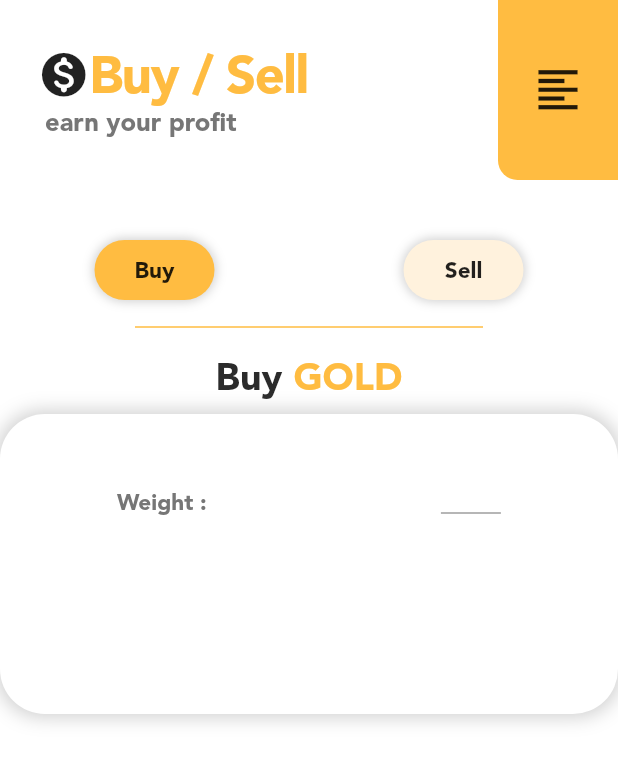
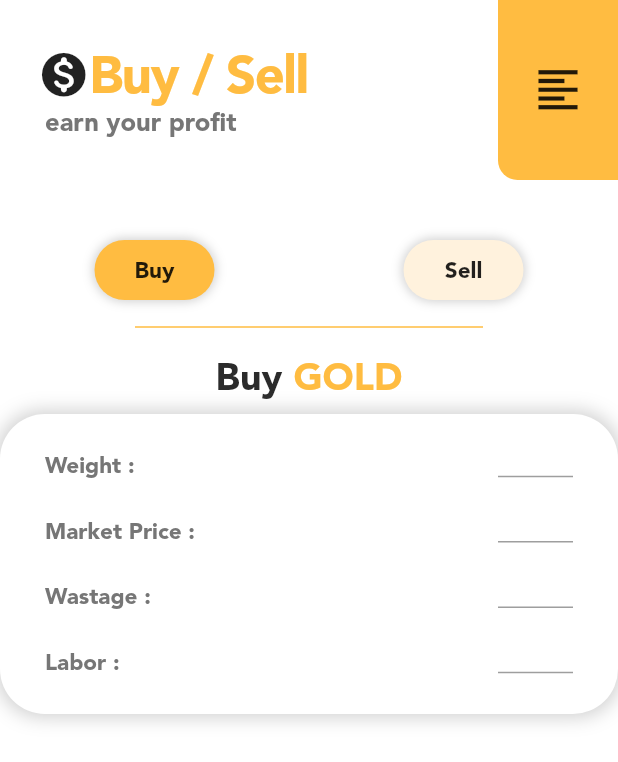
Before and after one commit to tahaaslam1/gold_market_app, a Flutter app: the screen it shows after launch, on a phone screen of 412 x 824 dp. Shown: the top 762 px of the screen. Run offline on Flutter 3.47's test engine with Material 2 defaults, Android fonts, the phone set to English and light mode, and no system bars.

Commit message:
trading screen updates

```diff
--- a/production/gold_zoid/lib/screens/trading_screen.dart
+++ b/production/gold_zoid/lib/screens/trading_screen.dart
@@ -2,6 +2,7 @@ import 'package:flutter/material.dart';
 import 'package:gold_zoid/constants.dart';
 import 'package:gold_zoid/commonWidgets/drawer_button.dart';
 import 'package:gold_zoid/titles/common_title.dart';
+import 'package:gold_zoid/trading_screen_widgets/residual.dart';
 
 class Trade_Page extends StatelessWidget {
   @override
@@ -111,45 +112,23 @@ class Trade_Page extends StatelessWidget {
               ),
               Container(
                 child: Column(
+                  mainAxisAlignment: MainAxisAlignment.spaceEvenly,
                   children: [
-                    SizedBox(height: 50.0),
-                    Center(
-                      child: Row(
-                        mainAxisAlignment: MainAxisAlignment.spaceAround,
-                        children: [
-                          Text(
-                            'Weight :',
-                            style: TextStyle(
-                              fontSize: 15.0,
-                              color: kPrimaryTextColor,
-                            ),
-                          ),
-                          Container(
-                           height: 15.0,
-                            width: 40.0,
-                            child: TextField(
-                              style: TextStyle(
-                                fontSize: 15.0,
-                                color: kSecondaryTextColor,
-                              ),
-                              cursorColor: kSecondaryTextColor,
-                              cursorHeight: 15.0,
-                              decoration: InputDecoration(
-                                disabledBorder: UnderlineInputBorder(
-                                  borderSide: BorderSide(
-                                    color: kPrimaryTextColor,
-                                  ),
-                                ),
-                                focusedBorder: UnderlineInputBorder(
-                                  borderSide: BorderSide(
-                                    color: kPrimaryColor,
-                                  ),
-                                ),
-                              ),
-                            ),
-                          ),
-                        ],
-                      ),
+                    Residual(
+                      residualName: 'Weight :',
+                      residualValue: null,
+                    ),
+                    Residual(
+                      residualName: 'Market Price :',
+                      residualValue: null,
+                    ),
+                    Residual(
+                      residualName: 'Wastage :',
+                      residualValue: null,
+                    ),
+                    Residual(
+                      residualName: 'Labor :',
+                      residualValue: null,
                     ),
                   ],
                 ),
--- /dev/null
+++ b/production/gold_zoid/lib/trading_screen_widgets/residual.dart
@@ -0,0 +1,55 @@
+import 'package:flutter/material.dart';
+import 'package:gold_zoid/constants.dart';
+
+class Residual extends StatelessWidget {
+  final String residualName;
+  final int residualValue;
+  Residual({@required this.residualName, this.residualValue});
+
+  @override
+  Widget build(BuildContext context) {
+    return Padding(
+      padding: const EdgeInsets.only(left: 30.0, right: 30.0),
+      child: Row(
+        mainAxisAlignment: MainAxisAlignment.spaceBetween,
+        children: [
+          Text(
+            residualName,
+            style: TextStyle(
+              fontSize: 15.0,
+              color: kPrimaryTextColor,
+            ),
+          ),
+          // SizedBox(
+          //   width: 40.0,
+          // ),
+          Container(
+            height: 15.0,
+            width: 50.0,
+            child: TextField(
+              textAlign: TextAlign.center,
+              style: TextStyle(
+                fontSize: 15.0,
+                color: kSecondaryTextColor,
+              ),
+              cursorColor: kSecondaryTextColor,
+              cursorHeight: 15.0,
+              decoration: InputDecoration(
+                disabledBorder: UnderlineInputBorder(
+                  borderSide: BorderSide(
+                    color: kPrimaryTextColor,
+                  ),
+                ),
+                focusedBorder: UnderlineInputBorder(
+                  borderSide: BorderSide(
+                    color: kPrimaryColor,
+                  ),
+                ),
+              ),
+            ),
+          ),
+        ],
+      ),
+    );
+  }
+}
```
Also changed, not shown: production/gold_zoid/lib/trading_screen_widgets/small_text_field.dart (added).
